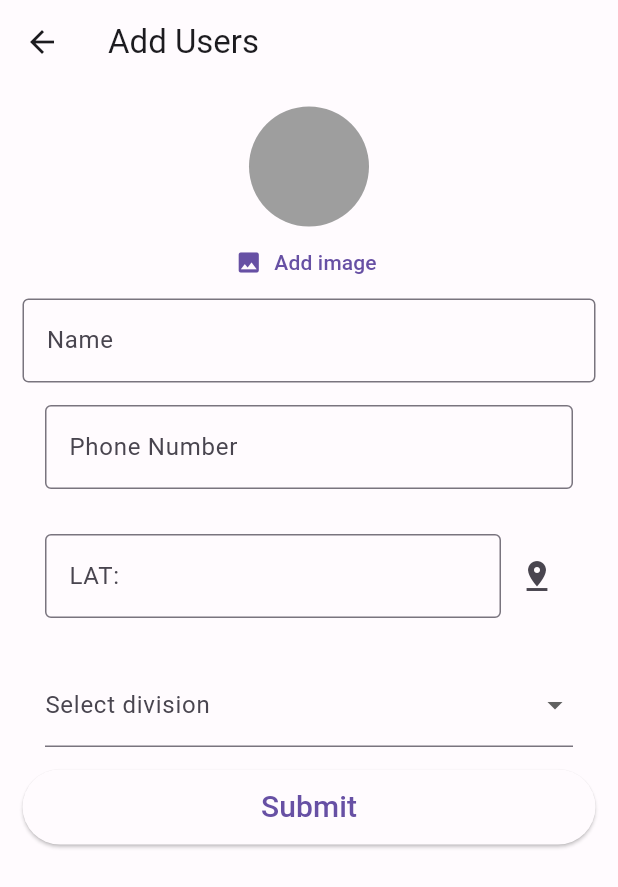
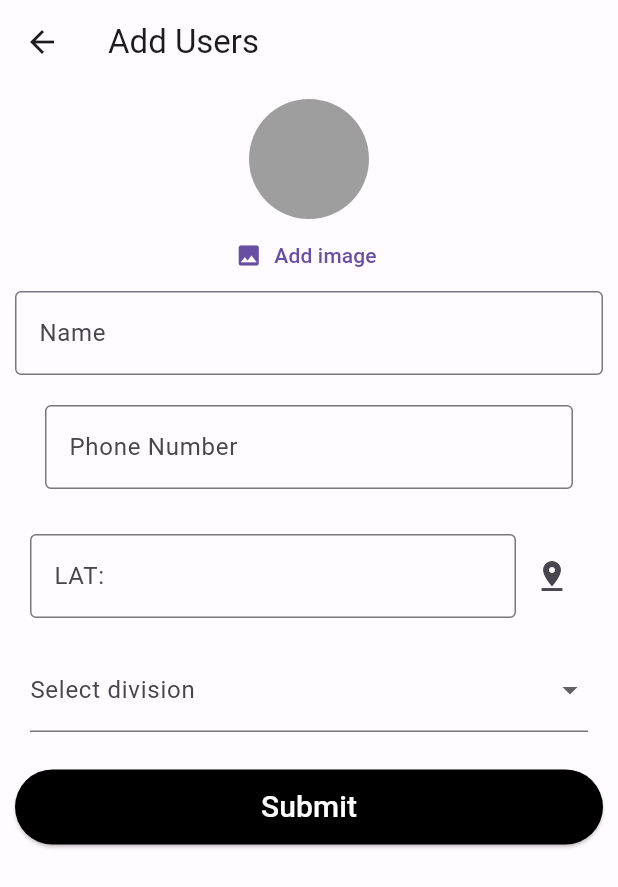
Before and after one commit to ArunKuleri/getx, a Flutter app: the Adduser screen opened by its route, on a phone screen of 412 x 824 dp. Shown: the top 887 px of the screen. Run offline on Flutter 3.47's test engine with Material 2 defaults, Android fonts, the phone set to English and light mode, and no system bars; our stand-ins replace cloud_firestore, country_picker, firebase_auth, firebase_core, geocoding, geolocator and 4 more; accounts and stored records are empty.

Commit message:
button color fixed

```diff
--- a/lib/view/addStudent/add.dart
+++ b/lib/view/addStudent/add.dart
@@ -39,20 +39,20 @@ class Adduser extends StatelessWidget {
       ),
       body: SingleChildScrollView(
         child: Padding(
-          padding: const EdgeInsets.all(15.0),
+          padding: const EdgeInsets.all(10.0),
           child: Form(
             key: formKey,
             child: Column(
               children: [
                 UserImagePicker(),
-                TextField(
+                TextFormField(
                   controller: studentName,
                   decoration: const InputDecoration(
                       border: OutlineInputBorder(), label: Text("Name")),
                 ),
                 Padding(
-                  padding: const EdgeInsets.all(15.0),
-                  child: TextField(
+                  padding: const EdgeInsets.all(20.0),
+                  child: TextFormField(
                     controller: studentPhone,
                     keyboardType: TextInputType.number,
                     decoration: const InputDecoration(
@@ -61,10 +61,10 @@ class Adduser extends StatelessWidget {
                   ),
                 ),
                 Padding(
-                  padding: const EdgeInsets.all(15.0),
+                  padding: const EdgeInsets.all(10.0),
                   child: Row(children: [
                     Expanded(
-                      child: TextField(
+                      child: TextFormField(
                         controller: placeLocation.studentPhone,
                         keyboardType: TextInputType.number,
                         decoration: InputDecoration(
@@ -84,7 +84,7 @@ class Adduser extends StatelessWidget {
                   ]),
                 ),
                 Padding(
-                  padding: const EdgeInsets.all(15.0),
+                  padding: const EdgeInsets.all(10.0),
                   child: DropdownButtonFormField(
                       decoration:
                           const InputDecoration(label: Text("Select division")),
@@ -98,6 +98,9 @@ class Adduser extends StatelessWidget {
                         selecteddivision = newValue;
                       }),
                 ),
+                const SizedBox(
+                  height: 15,
+                ),
                 ElevatedButton(
                   onPressed: () {
                     addStudent();
@@ -106,11 +109,13 @@ class Adduser extends StatelessWidget {
                     Get.back();
                   },
                   style: ButtonStyle(
-                      minimumSize: MaterialStateProperty.all(
-                          const Size(double.infinity, 50))),
+                    minimumSize: MaterialStateProperty.all(
+                        const Size(double.infinity, 50)),
+                    backgroundColor: MaterialStateProperty.all(Colors.black),
+                  ),
                   child: const Text(
                     "Submit",
-                    style: TextStyle(fontSize: 20),
+                    style: TextStyle(fontSize: 20, color: Colors.white),
                   ),
                 )
               ],
--- a/lib/view/addStudent/addstudent.dart
+++ b/lib/view/addStudent/addstudent.dart
@@ -89,7 +89,6 @@ class _AddStudentState extends State<AddStudent> {
                               },
                               icon: const Icon(Icons.edit),
                               iconSize: 30,
-                              color: Colors.blue,
                             ),
                             IconButton(
                               onPressed: () {
@@ -97,7 +96,6 @@ class _AddStudentState extends State<AddStudent> {
                               },
                               icon: const Icon(Icons.delete),
                               iconSize: 30,
-                              color: Colors.red,
                             )
                           ],
                         )
--- a/lib/view/addStudent/edit_student.dart
+++ b/lib/view/addStudent/edit_student.dart
@@ -70,7 +70,7 @@ class _editStudent extends State<editStudent> {
               Padding(
                 padding: const EdgeInsets.all(15.0),
                 child: DropdownButtonFormField<String>(
-                    decoration: InputDecoration(
+                    decoration: const InputDecoration(
                       label: Text("division"),
                     ),
                     value: selecteddivision,
```
